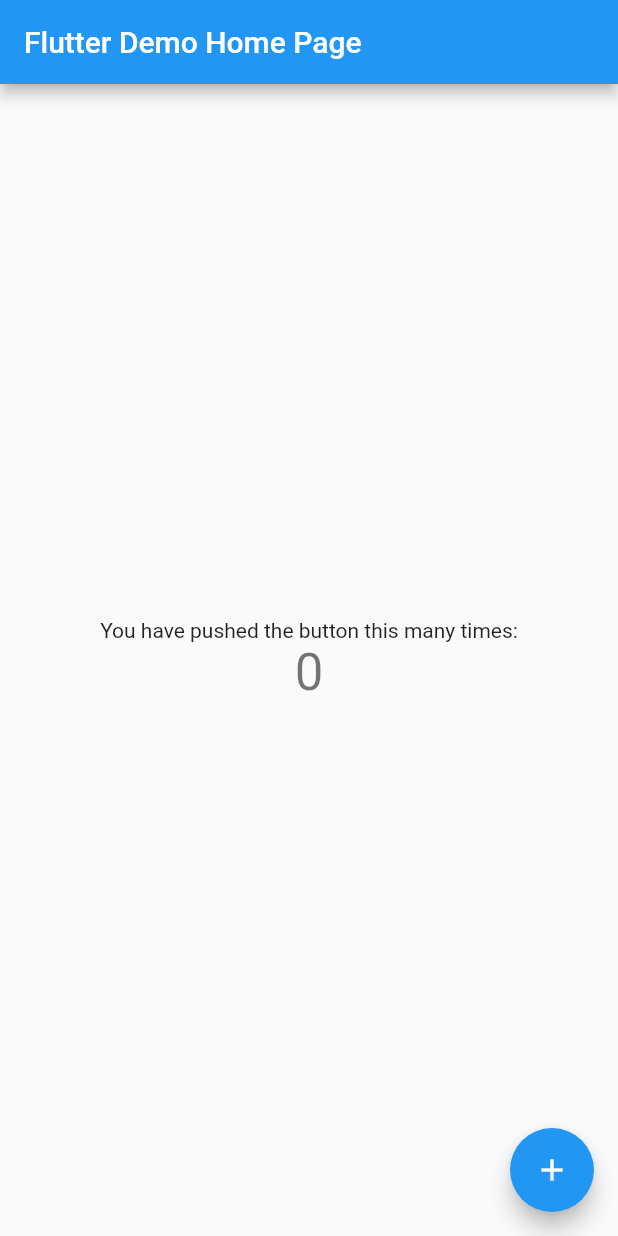
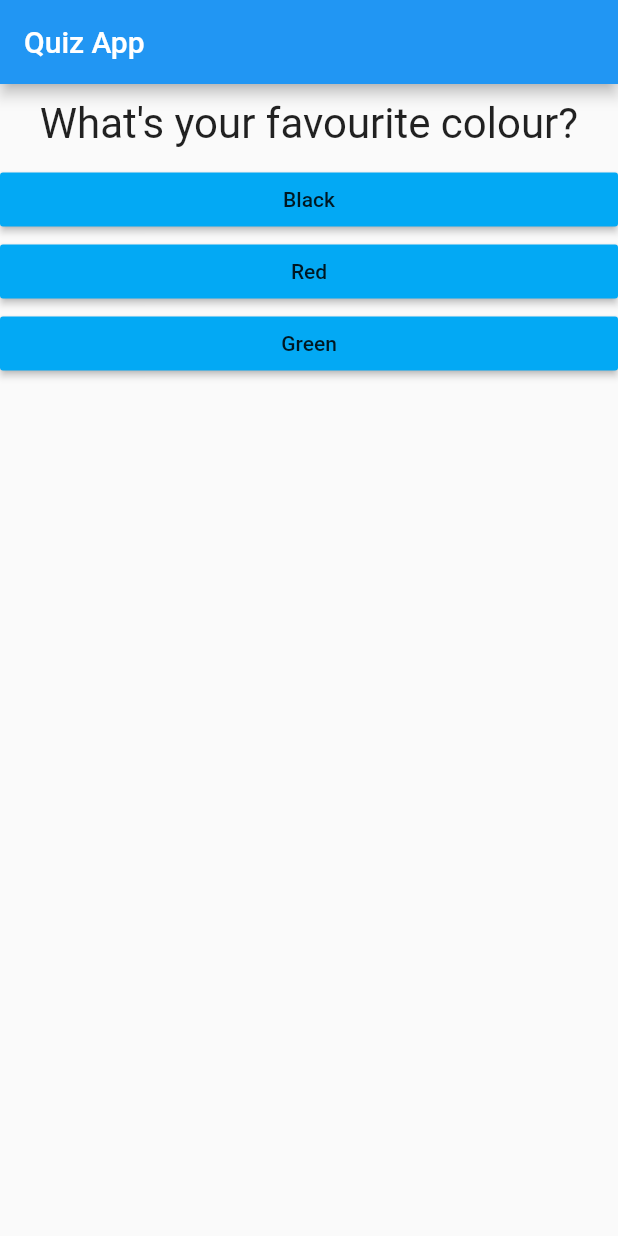
Before and after one commit to AnghelAndrei28/Quiz-App, a Flutter app: the screen it shows after launch, on a phone screen of 412 x 824 dp. Run offline on Flutter 3.47's test engine with Material 2 defaults, Android fonts, the phone set to English and light mode, and no system bars.

Commit message:
App finished

```diff
--- /dev/null
+++ b/lib/answer.dart
@@ -0,0 +1,20 @@
+import 'package:flutter/material.dart';
+
+class Answer extends StatelessWidget {
+  final Function selectHandler;
+  final String answerText;
+
+  Answer(this.selectHandler, this.answerText);
+
+  @override
+  Widget build(BuildContext context) {
+    return Container(
+      width: double.infinity,
+      child: RaisedButton(
+        color: Colors.lightBlue,
+        onPressed: selectHandler,
+        child: Text(answerText),
+      ),
+    );
+  }
+}
--- a/lib/main.dart
+++ b/lib/main.dart
@@ -1,113 +1,73 @@
 import 'package:flutter/material.dart';
 
-void main() {
-  runApp(MyApp());
-}
+import 'quiz.dart';
+import 'result.dart';
 
-class MyApp extends StatelessWidget {
-  // This widget is the root of your application.
+void main() => runApp(MyApp());
+
+class MyApp extends StatefulWidget {
   @override
-  Widget build(BuildContext context) {
-    return MaterialApp(
-      title: 'Quiz App',
-      theme: ThemeData(
-        // This is the theme of your application.
-        //
-        // Try running your application with "flutter run". You'll see the
-        // application has a blue toolbar. Then, without quitting the app, try
-        // changing the primarySwatch below to Colors.green and then invoke
-        // "hot reload" (press "r" in the console where you ran "flutter run",
-        // or simply save your changes to "hot reload" in a Flutter IDE).
-        // Notice that the counter didn't reset back to zero; the application
-        // is not restarted.
-        primarySwatch: Colors.blue,
-      ),
-      home: MyHomePage(title: 'Flutter Demo Home Page'),
-    );
+  State<StatefulWidget> createState() {
+    return _MyAppState();
   }
 }
 
-class MyHomePage extends StatefulWidget {
-  MyHomePage({Key key, this.title}) : super(key: key);
+class _MyAppState extends State<MyApp> {
+  var _questionIndex = 0;
+  var _totalScore = 0;
 
-  // This widget is the home page of your application. It is stateful, meaning
-  // that it has a State object (defined below) that contains fields that affect
-  // how it looks.
+  void _answerQuestion(int score) {
+    _totalScore += score;
+    setState(() {
+      _questionIndex += 1;
+    });
+  }
 
-  // This class is the configuration for the state. It holds the values (in this
-  // case the title) provided by the parent (in this case the App widget) and
-  // used by the build method of the State. Fields in a Widget subclass are
-  // always marked "final".
-
-  final String title;
-
-  @override
-  _MyHomePageState createState() => _MyHomePageState();
-}
-
-class _MyHomePageState extends State<MyHomePage> {
-  int _counter = 0;
-
-  void _incrementCounter() {
+  void _resetQuiz() {
     setState(() {
-      // This call to setState tells the Flutter framework that something has
-      // changed in this State, which causes it to rerun the build method below
-      // so that the display can reflect the updated values. If we changed
-      // _counter without calling setState(), then the build method would not be
-      // called again, and so nothing would appear to happen.
-      _counter++;
+      _questionIndex = 0;
+      _totalScore = 0;
     });
   }
 
   @override
   Widget build(BuildContext context) {
-    // This method is rerun every time setState is called, for instance as done
-    // by the _incrementCounter method above.
-    //
-    // The Flutter framework has been optimized to make rerunning build methods
-    // fast, so that you can just rebuild anything that needs updating rather
-    // than having to individually change instances of widgets.
-    return Scaffold(
-      appBar: AppBar(
-        // Here we take the value from the MyHomePage object that was created by
-        // the App.build method, and use it to set our appbar title.
-        title: Text(widget.title),
+    const _questions = [
+      {
+        'questionText': 'What\'s your favourite colour?',
+        'answers': [
+          {'text': 'Black', 'score': 1},
+          {'text': 'Red', 'score': 2},
+          {'text': 'Green', 'score': 3}
+        ]
+      },
+      {
+        'questionText': 'What\'s your favourite animal?',
+        'answers': [
+          {'text': 'Dog', 'score': 1},
+          {'text': 'Tiger', 'score': 2},
+          {'text': 'Lion', 'score': 3},
+          {'text': 'Elephant', 'score': 4}
+        ]
+      },
+      {
+        'questionText': 'What\'s your favourite fruit?',
+        'answers': [
+          {'text': 'Pear', 'score': 1},
+          {'text': 'Orange', 'score': 2},
+          {'text': 'Apple', 'score': 3}
+        ]
+      },
+    ];
+    return MaterialApp(
+      home: Scaffold(
+        appBar: AppBar(
+          title: Text('Quiz App'),
+        ),
+        body: (_questionIndex < _questions.length)
+            ? Quiz(_questions, _answerQuestion, _questionIndex)
+            : Results(_totalScore, _resetQuiz),
       ),
-      body: Center(
-        // Center is a layout widget. It takes a single child and positions it
-        // in the middle of the parent.
-        child: Column(
-          // Column is also a layout widget. It takes a list of children and
-          // arranges them vertically. By default, it sizes itself to fit its
-          // children horizontally, and tries to be as tall as its parent.
-          //
-          // Invoke "debug painting" (press "p" in the console, choose the
-          // "Toggle Debug Paint" action from the Flutter Inspector in Android
-          // Studio, or the "Toggle Debug Paint" command in Visual Studio Code)
-          // to see the wireframe for each widget.
-          //
-          // Column has various properties to control how it sizes itself and
-          // how it positions its children. Here we use mainAxisAlignment to
-          // center the children vertically; the main axis here is the vertical
-          // axis because Columns are vertical (the cross axis would be
-          // horizontal).
-          mainAxisAlignment: MainAxisAlignment.center,
-          children: <Widget>[
-            Text(
-              'You have pushed the button this many times:',
-            ),
-            Text(
-              '$_counter',
-              style: Theme.of(context).textTheme.headline4,
-            ),
-          ],
-        ),
-      ),
-      floatingActionButton: FloatingActionButton(
-        onPressed: _incrementCounter,
-        tooltip: 'Increment',
-        child: Icon(Icons.add),
-      ), // This trailing comma makes auto-formatting nicer for build methods.
     );
   }
 }
--- /dev/null
+++ b/lib/question.dart
@@ -0,0 +1,22 @@
+import 'package:flutter/material.dart';
+
+import 'package:first_app/question.dart';
+
+class Question extends StatelessWidget {
+  final String questionText;
+
+  Question(this.questionText);
+
+  @override
+  Widget build(BuildContext context) {
+    return Container(
+      width: double.infinity,
+      margin: EdgeInsets.all(10),
+      child: Text(
+        questionText,
+        style: TextStyle(fontSize: 28),
+        textAlign: TextAlign.center,
+      ),
+    );
+  }
+}
--- /dev/null
+++ b/lib/quiz.dart
@@ -0,0 +1,27 @@
+import 'package:flutter/material.dart';
+
+import 'question.dart';
+import 'answer.dart';
+
+class Quiz extends StatelessWidget {
+  final List<Map<String, Object>> questions;
+  final int questionIndex;
+  final Function answerQuestion;
+
+  Quiz(this.questions, this.answerQuestion, this.questionIndex);
+
+  @override
+  Widget build(BuildContext context) {
+    return Column(
+      children: [
+        Question(
+          questions[questionIndex]['questionText'],
+        ),
+        ...(questions[questionIndex]['answers'] as List<Map<String, Object>>)
+            .map((answer) {
+          return Answer(() => answerQuestion(answer['score']), answer['text']);
+        }).toList()
+      ],
+    );
+  }
+}
```
Also changed, not shown: lib/result.dart (added, +36 -0 lines), pubspec.yaml (line endings or trailing spaces), 38 other files.
